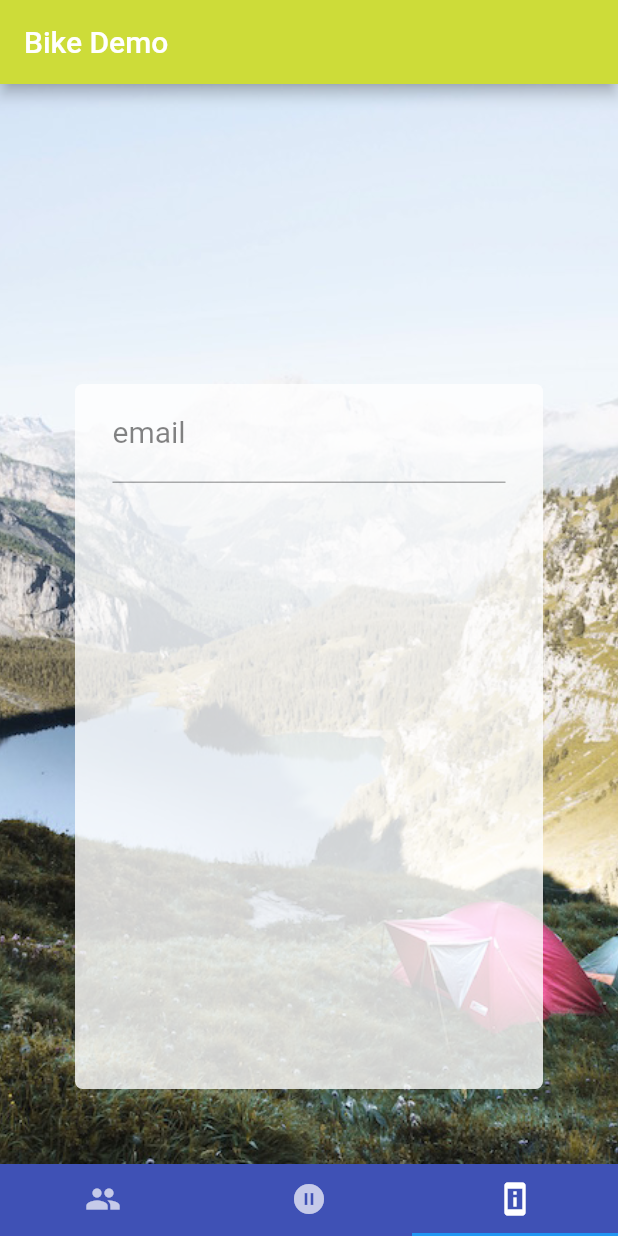
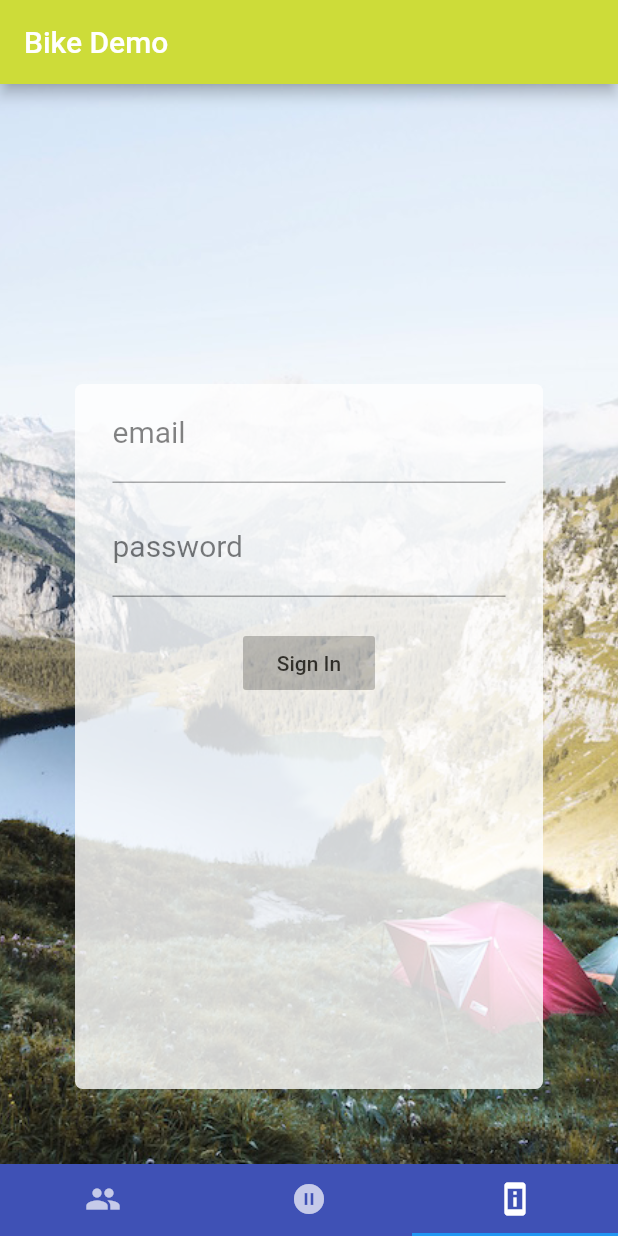
Before and after one commit to bingobailey/bike_demo_before_androidx_conv, a Flutter app: the screen it shows after launch, item 3 of the bottom bar chosen, on a phone screen of 412 x 824 dp. Run offline on Flutter 3.47's test engine with Material 2 defaults, Android fonts, the phone set to English and light mode, and no system bars; our stand-ins replace firebase_auth, firebase_database, firebase_messaging, google_sign_in, location; accounts and stored records are empty.

Commit message:
login page

```diff
--- a/lib/widgets/loginfirebase.dart
+++ b/lib/widgets/loginfirebase.dart
@@ -37,6 +37,10 @@ class _LoginFirebaseWidgetState extends State<LoginFirebaseWidget> {
                                  child: new Column(
                                     children: <Widget>[
                                       buildEmailField(),
+                                      new SizedBox( height: 10.0,),
+                                      buildPasswordField(),
+                                      new SizedBox( height: 20.0,),
+                                      buildLoginButton(),
 
                                     ],
                                  ),
@@ -53,58 +57,11 @@ class _LoginFirebaseWidgetState extends State<LoginFirebaseWidget> {
 
      } // build method
 
-// @override
-//   Widget build(BuildContext context) {
-
-//        return new Container(
-
-//               margin: EdgeInsets.all(50.0),
-//               decoration: BoxDecoration(
-//                   borderRadius: BorderRadius.circular(5.0),
-//                   border: Border.all(
-//                   width: 2.0,
-//                   color: Colors.black),
-//                     image: DecorationImage(
-//                       fit: BoxFit.cover,
-//                       image: AssetImage('assets/lake.jpg'),
-//                        colorFilter: new ColorFilter.mode(Colors.black.withOpacity(0.3), BlendMode.dstATop),
-//                     ),
-//               ),
-
-//               child: new Form(
-//                 child: new SingleChildScrollView(
-//                     child: new Column(
-//                       children: <Widget>[
-
-//                           new FlutterLogo( size: 60.0,),
-
-//                           new SizedBox( height: 20.0,),
-//                           buildEmailField(),
-//                           new SizedBox( height: 20.0,),
-//                           buildPasswordField() ,
-//                           new SizedBox( height: 30.0,),
-//                           buildLoginButton(),
-
-//                        ],
-//                     ),
-//                 ),
-//               ),
-//           );
-
-
-//      // );
-
-//   } // build function
-
 
   // Email Address Field
   Widget buildEmailField() {
-
-
-
     return new Container(
           margin: EdgeInsets.only( left: 25.0, right: 25.0),
-          //alignment: Alignment.center,
 
             child: TextFormField(
               textAlign: TextAlign.center,
@@ -117,45 +74,28 @@ class _LoginFirebaseWidgetState extends State<LoginFirebaseWidget> {
                 onSaved: (String value) { print(value); },
                 style: new TextStyle( fontSize: 20.0, color: Colors.black, ),
               ),
-
     );
 
+  } // build email
 
-
-
-
-  // return new TextFormField(
-  //       decoration: const InputDecoration(
-  //         border: UnderlineInputBorder(),
-  //         filled: true,
-  //         icon: Icon(Icons.email),
-  //        // hintText: 'Your email address',
-  //         labelText: 'E-mail',
-  //       ),
-  //       keyboardType: TextInputType.emailAddress,
-  //       onSaved: (String value) { print(value); },
-  //       style: new TextStyle( fontSize: 30.0, color: Colors.black),
-  //     );
-
-
-
-  }
 
   // Password Field
   Widget buildPasswordField() {
-
-  return new TextFormField(
+    return new Container(
+            margin: EdgeInsets.only( left: 25.0, right: 25.0),
+                child: TextFormField(
+                textAlign: TextAlign.center,
                   decoration: const InputDecoration(
+                  hintText: '>= 8 chars',
                   border: UnderlineInputBorder(),
-          filled: true,
-          icon: Icon(Icons.lock ),
-          //hintText: 'Password should be at least 8 chars',
-          labelText: 'Password',
+                    labelText: 'password',
                   ),
                   keyboardType: TextInputType.text,
                   obscureText: true,
                   onSaved: (String value) { print(value); },
-        style: new TextStyle( fontSize: 30.0, color: Colors.black),
+                  style: new TextStyle( fontSize: 20.0, color: Colors.black, ),
+                ),
+
      );
 
   }
@@ -164,14 +104,20 @@ class _LoginFirebaseWidgetState extends State<LoginFirebaseWidget> {
 
   Widget buildLoginButton() {
 
-    return new IconButton(
-      icon: new Icon(Icons.input),
-      onPressed: ()=>{},
-      color: Colors.blue,
-      iconSize: 80.0,
+    return new FlatButton(
+       color: Colors.grey[400],
+        child: new Text("Sign In"),
+        onPressed: _onLoginPressed,
     );
 
   }
 
+  void _onLoginPressed() {
+
+    print("hit");
+  }
+
+
+
 
 } // class
```
Lines whose indentation alone changed are shown as unchanged.
